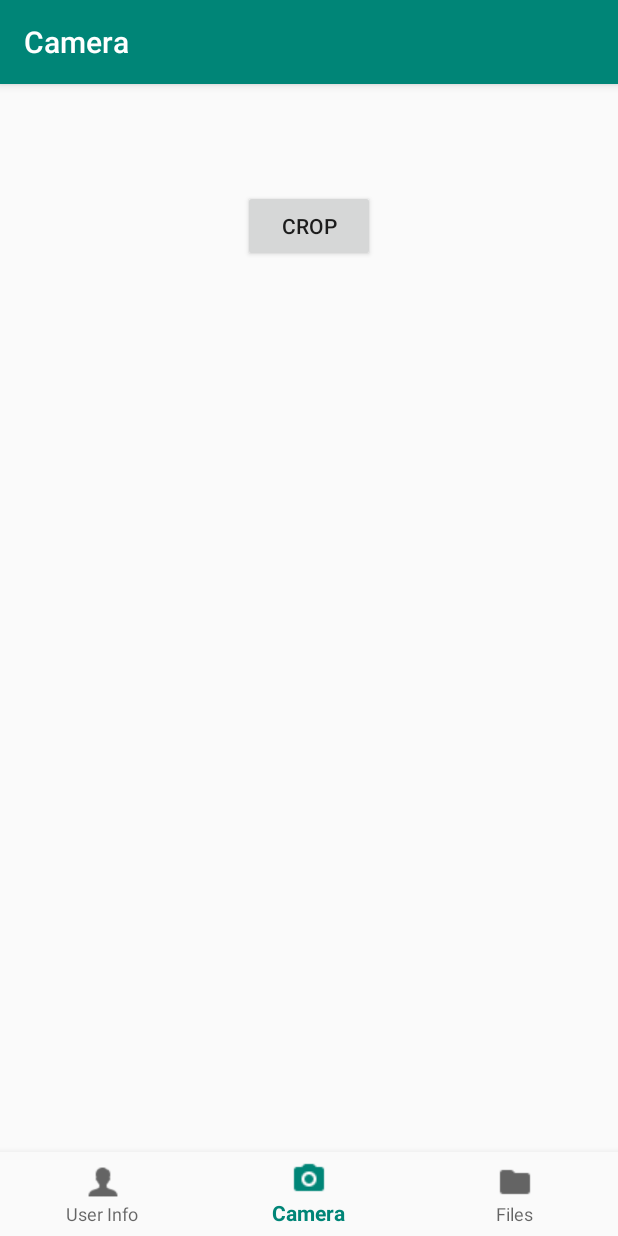
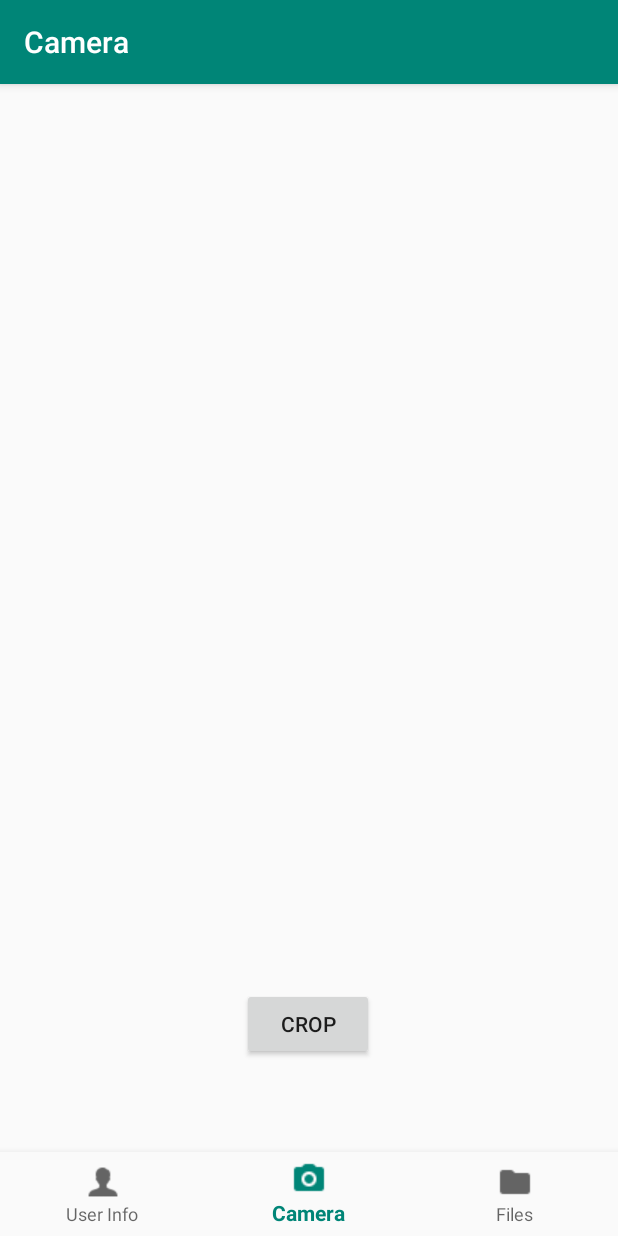
Before and after one commit to maxorozco213/Notely, an Android app: the screen it shows after launch (MainActivity), item 2 of the bottom bar chosen, on a phone screen of 412 x 824 dp. Run offline under Robolectric (Android 15) with nearby library versions, the phone set to English and light mode, and no system bars; our stand-ins replace Firebase (no records; nobody signed in at launch, a user with empty details on screens opened directly), data binding, navigation-ui; libraries missing offline, so code that uses them is left out: com.theartofdev.edmodo; plain views replace CropImageView; 1 statement that could not run was skipped.

Commit message:
finally saves images after crop

```diff
--- a/app/src/main/res/layout/fragment_camera.xml
+++ b/app/src/main/res/layout/fragment_camera.xml
@@ -11,21 +11,21 @@
     </data>
 
 
-
     <androidx.constraintlayout.widget.ConstraintLayout
         android:layout_width="match_parent"
         android:layout_height="match_parent">
 
         <com.theartofdev.edmodo.cropper.CropImageView
             android:id="@+id/cropImageView"
-            android:layout_width="395dp"
-            android:layout_height="612dp"
-            android:layout_weight="1"
+            android:layout_width="306dp"
+            android:layout_height="430dp"
+
             app:layout_constraintBottom_toBottomOf="parent"
             app:layout_constraintEnd_toEndOf="parent"
+            app:layout_constraintHorizontal_bias="0.495"
             app:layout_constraintStart_toStartOf="parent"
             app:layout_constraintTop_toTopOf="parent"
-            app:layout_constraintVertical_bias="0.773">
+            app:layout_constraintVertical_bias="0.302">
 
         </com.theartofdev.edmodo.cropper.CropImageView>
 
@@ -34,23 +34,12 @@
             android:layout_width="wrap_content"
             android:layout_height="wrap_content"
             android:text="CROP"
-            app:layout_constraintBottom_toTopOf="@+id/cropImageView"
+            app:layout_constraintBottom_toBottomOf="parent"
             app:layout_constraintEnd_toEndOf="parent"
+            app:layout_constraintHorizontal_bias="0.498"
             app:layout_constraintStart_toStartOf="parent"
-            app:layout_constraintTop_toTopOf="parent" />
-
-        <!--        <TextView-->
-<!--            android:id="@+id/text_camera"-->
-<!--            android:layout_width="match_parent"-->
-<!--            android:layout_height="wrap_content"-->
-<!--            android:layout_marginStart="8dp"-->
-<!--            android:layout_marginTop="8dp"-->
-<!--            android:layout_marginEnd="8dp"-->
-<!--            android:textAlignment="center"-->
-<!--            android:textSize="20sp"-->
-<!--            app:layout_constraintEnd_toEndOf="parent"-->
-<!--            app:layout_constraintStart_toStartOf="parent"-->
-<!--            app:layout_constraintTop_toTopOf="parent" />-->
+            app:layout_constraintTop_toBottomOf="@+id/cropImageView"
+            app:layout_constraintVertical_bias="0.213" />
 
     </androidx.constraintlayout.widget.ConstraintLayout>
 
```
Also changed, not shown: app/src/main/java/com/example/notely/ui/camera/CameraFragment.kt (+31 -5 lines).
